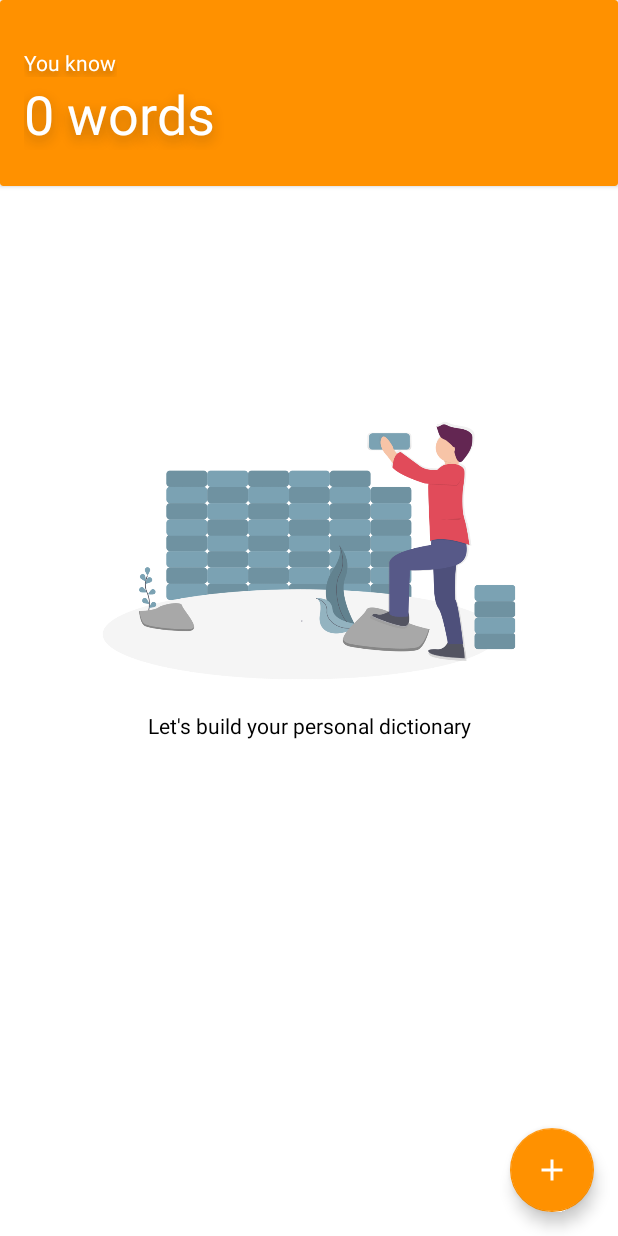
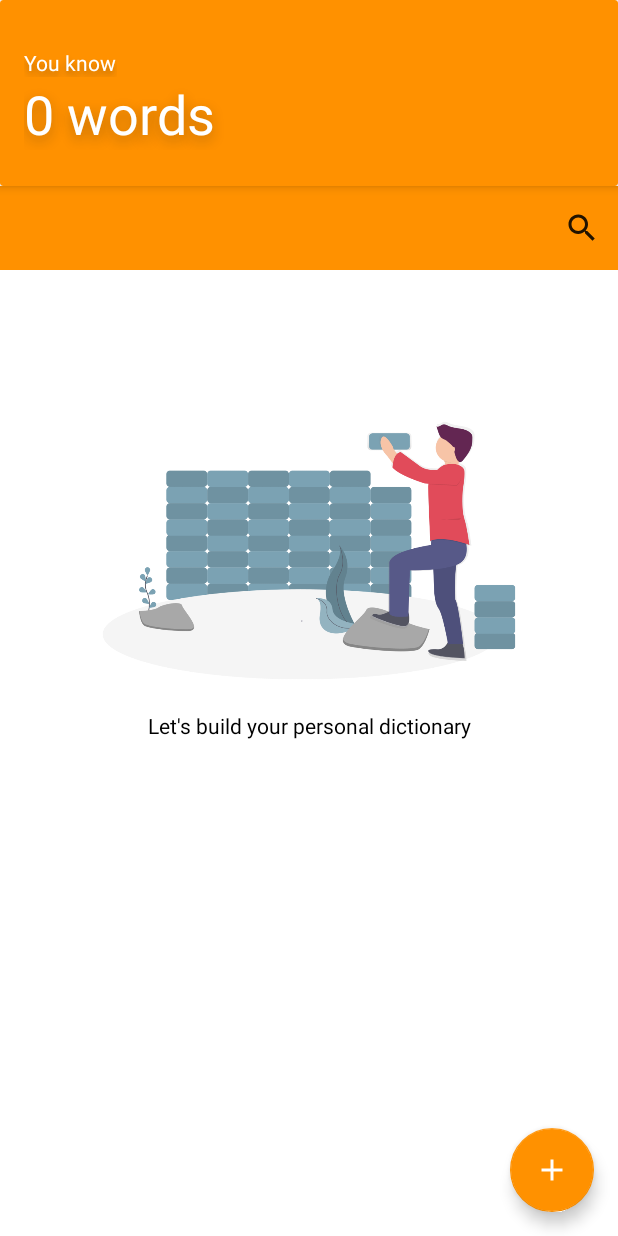
Before and after one commit to sang-ng/DictionaryMaker, an Android app: the screen it shows after launch (CategoryActivity), on a phone screen of 412 x 824 dp. Run offline under Robolectric (Android 15) with nearby library versions, the light colour scheme and no system bars; our stand-ins replace Room's generated code; Roboto replaces fonts that are not available here; 1 statement that could not run was skipped.

Commit message:
added search filter for categories

```diff
--- a/Vocabulary App/app/src/main/java/com/example/android/vocabularyapp/database/dao/CategoryDao.kt
+++ b/Vocabulary App/app/src/main/java/com/example/android/vocabularyapp/database/dao/CategoryDao.kt
@@ -3,6 +3,7 @@ package com.example.android.vocabularyapp.database.dao
 import androidx.lifecycle.LiveData
 import androidx.room.*
 import com.example.android.vocabularyapp.database.entities.CategoryDb
+import com.example.android.vocabularyapp.model.Category
 
 @Dao
 interface CategoryDao {
@@ -18,4 +19,7 @@ interface CategoryDao {
 
     @Delete
     fun deleteCategory(categoryDb: CategoryDb)
+
+    @Query("SELECT * FROM categories WHERE name LIKE :searchQuery")
+    fun searchDatabase(searchQuery: String) : LiveData<List<Category>>
 }
--- a/Vocabulary App/app/src/main/java/com/example/android/vocabularyapp/repository/CategoryRepository.kt
+++ b/Vocabulary App/app/src/main/java/com/example/android/vocabularyapp/repository/CategoryRepository.kt
@@ -2,6 +2,7 @@ package com.example.android.vocabularyapp.repository
 
 import androidx.lifecycle.LiveData
 import androidx.lifecycle.Transformations
+import androidx.room.Query
 import com.example.android.vocabularyapp.database.dao.CategoryDao
 import com.example.android.vocabularyapp.database.entities.CategoryDb
 import com.example.android.vocabularyapp.database.entities.toDomainModel
@@ -37,4 +38,8 @@ class CategoryRepository(private val dao: CategoryDao) {
             dao.deleteCategory(category.toDatabaseModel())
         }
     }
+
+    fun searchDatabase(searchQuery: String): LiveData<List<Category>> {
+        return dao.searchDatabase(searchQuery)
+    }
 }
--- a/Vocabulary App/app/src/main/java/com/example/android/vocabularyapp/ui/category/CategoryActivity.kt
+++ b/Vocabulary App/app/src/main/java/com/example/android/vocabularyapp/ui/category/CategoryActivity.kt
@@ -1,18 +1,17 @@
 package com.example.android.vocabularyapp.ui.category
 
-import android.app.ActivityOptions
 import android.content.Intent
 import android.os.Bundle
+import android.view.Menu
+import android.view.MenuItem
 import android.view.View
 import android.widget.SearchView
-import android.widget.Toast
 import androidx.appcompat.app.AppCompatActivity
 import androidx.fragment.app.DialogFragment
 import androidx.fragment.app.FragmentManager
 import androidx.recyclerview.widget.DefaultItemAnimator
 import androidx.recyclerview.widget.LinearLayoutManager
 import com.example.android.vocabularyapp.R
-import com.example.android.vocabularyapp.database.VocDatabase
 import com.example.android.vocabularyapp.database.entities.CategoryDb
 import com.example.android.vocabularyapp.databinding.ActivityCategoryBinding
 import com.example.android.vocabularyapp.model.Category
@@ -20,8 +19,10 @@ import com.example.android.vocabularyapp.ui.addCategory.AddCatDialog
 import com.example.android.vocabularyapp.ui.words.WordsActivity
 import org.koin.android.viewmodel.ext.android.viewModel
 
+
 class CategoryActivity : AppCompatActivity(), AddCatDialog.CategoryDialogListener,
-    CategoryListAdapter.ItemClickListener {
+    CategoryListAdapter.ItemClickListener,
+    androidx.appcompat.widget.SearchView.OnQueryTextListener {
 
     private val viewModel by viewModel<CategoryViewModel>()
     private lateinit var binding: ActivityCategoryBinding
@@ -35,7 +36,9 @@ class CategoryActivity : AppCompatActivity(), AddCatDialog.CategoryDialogListene
         super.onCreate(savedInstanceState)
         binding = ActivityCategoryBinding.inflate(layoutInflater)
         lifecycle.addObserver(viewModel)
+        setSupportActionBar(binding.toolbar)
 
+        supportActionBar?.setDisplayShowTitleEnabled(false)
         initOnClick()
         initRecyclerView()
         initDialogFragment()
@@ -108,4 +111,38 @@ class CategoryActivity : AppCompatActivity(), AddCatDialog.CategoryDialogListene
             binding.categoryTotalWords.text = totalNumberOfWords.toString() + " words"
         })
     }
+
+    override fun onCreateOptionsMenu(menu: Menu?): Boolean {
+        menuInflater.inflate(R.menu.menu_main, menu)
+
+        val searchItem: MenuItem? = menu?.findItem(R.id.action_search)
+        val searchView = searchItem?.actionView as androidx.appcompat.widget.SearchView
+        searchView.setOnQueryTextListener(this)
+
+        return true
+    }
+
+    private fun searchDatabase(query: String) {
+        val searchQuery = "%$query%" // "%" required for custom sql query
+
+        viewModel.searchDatabase(searchQuery).observe(this, { list ->
+            list.let {
+                listAdapter.setData(it)
+            }
+        })
+    }
+
+    override fun onQueryTextSubmit(query: String?): Boolean {
+        if (query != null) {
+            searchDatabase(query)
+        }
+        return true
+    }
+
+    override fun onQueryTextChange(query: String?): Boolean {
+        if (query != null) {
+            searchDatabase(query)
+        }
+        return true
+    }
 }
--- a/Vocabulary App/app/src/main/java/com/example/android/vocabularyapp/ui/category/CategoryViewModel.kt
+++ b/Vocabulary App/app/src/main/java/com/example/android/vocabularyapp/ui/category/CategoryViewModel.kt
@@ -2,10 +2,12 @@ package com.example.android.vocabularyapp.ui.category
 
 import androidx.lifecycle.*
 import com.example.android.vocabularyapp.database.entities.CategoryDb
+import com.example.android.vocabularyapp.model.Category
 import com.example.android.vocabularyapp.repository.CategoryRepository
 import com.example.android.vocabularyapp.repository.WordsRepository
 import kotlinx.coroutines.Dispatchers
 import kotlinx.coroutines.launch
+import java.util.*
 
 class CategoryViewModel(
     private val repoCategory: CategoryRepository,
@@ -33,4 +35,8 @@ class CategoryViewModel(
             repoCategory.addCategory(categoryDb)
         }
     }
+
+    fun searchDatabase(searchQuery: String) : LiveData<List<Category>>{
+        return repoCategory.searchDatabase(searchQuery)
+    }
 }
--- /dev/null
+++ b/Vocabulary App/app/src/main/res/drawable/ic_search_black_24dp.xml
@@ -0,0 +1,9 @@
+<vector xmlns:android="http://schemas.android.com/apk/res/android"
+        android:width="24dp"
+        android:height="24dp"
+        android:viewportWidth="24.0"
+        android:viewportHeight="24.0">
+    <path
+        android:fillColor="#FF000000"
+        android:pathData="M15.5,14h-0.79l-0.28,-0.27C15.41,12.59 16,11.11 16,9.5 16,5.91 13.09,3 9.5,3S3,5.91 3,9.5 5.91,16 9.5,16c1.61,0 3.09,-0.59 4.23,-1.57l0.27,0.28v0.79l5,4.99L20.49,19l-4.99,-5zM9.5,14C7.01,14 5,11.99 5,9.5S7.01,5 9.5,5 14,7.01 14,9.5 11.99,14 9.5,14z"/>
+</vector>
--- a/Vocabulary App/app/src/main/res/layout/activity_category.xml
+++ b/Vocabulary App/app/src/main/res/layout/activity_category.xml
@@ -7,15 +7,21 @@
     android:layout_height="match_parent"
     tools:context=".ui.category.CategoryActivity">
 
-    <SearchView
+    <androidx.appcompat.widget.Toolbar
+        android:id="@+id/toolbar"
         android:layout_width="match_parent"
-        android:layout_height="wrap_content" />
+        android:layout_height="wrap_content"
+        android:layout_marginTop="124dp"
+        android:background="?attr/colorPrimary"
+        android:minHeight="?attr/actionBarSize"
+        android:theme="?attr/actionBarTheme"
+        app:menu="@menu/menu_main" />
 
     <androidx.cardview.widget.CardView
         android:layout_width="match_parent"
         android:layout_height="124dp"
         app:cardBackgroundColor="#FF9100"
-        app:cardElevation="2dp">
+        app:cardElevation="4dp">
 
         <LinearLayout
             android:layout_width="188dp"
@@ -51,7 +57,7 @@
         android:id="@+id/category_recyclerview"
         android:layout_width="match_parent"
         android:layout_height="634dp"
-        android:layout_marginTop="125dp"
+        android:layout_marginTop="180dp"
         android:background="#FFFFFF">
 
     </androidx.recyclerview.widget.RecyclerView>
--- /dev/null
+++ b/Vocabulary App/app/src/main/res/menu/menu_main.xml
@@ -0,0 +1,13 @@
+<?xml version="1.0" encoding="utf-8"?>
+<menu xmlns:android="http://schemas.android.com/apk/res/android"
+    xmlns:app="http://schemas.android.com/apk/res-auto">
+
+    <item
+        android:id="@+id/action_search"
+        android:icon="@drawable/ic_search_black_24dp"
+        android:iconTint="@color/white"
+        android:title="Search"
+        app:actionViewClass="androidx.appcompat.widget.SearchView"
+        app:showAsAction="always" />
+
+</menu>
--- a/Vocabulary App/app/src/main/res/values/themes.xml
+++ b/Vocabulary App/app/src/main/res/values/themes.xml
@@ -2,8 +2,8 @@
     <!-- Base application theme. -->
     <style name="Theme.VocabularyApp" parent="Theme.MaterialComponents.Light.NoActionBar">
         <!-- Primary brand color. -->
-        <item name="colorPrimary">@color/purple_500</item>
-        <item name="colorPrimaryVariant">@color/purple_700</item>
+        <item name="colorPrimary">#FF9100</item>
+        <item name="colorPrimaryVariant">#FF9100</item>
         <item name="colorOnPrimary">@color/white</item>
         <!-- Secondary brand color. -->
         <item name="colorSecondary">#c56200</item>
@@ -15,6 +15,7 @@
 
         <item name="android:textViewStyle">@style/RobotoTextViewStyle</item>
         <item name="android:buttonStyle">@style/RobotoButtonStyle</item>
+
     </style>
 
 
@@ -26,4 +27,9 @@
     <style name="RobotoButtonStyle" parent="android:Widget.Holo.Button">
         <item name="android:fontFamily">@font/roboto</item>
     </style>
+
+    <style name="Theme.MaterialComponents.Light.NoActionBar">
+        <item name="windowActionBar">false</item>
+        <item name="windowNoTitle">true</item>
+    </style>
 </resources>
```
Also changed, not shown: Vocabulary App/app/src/main/AndroidManifest.xml (+13 -3 lines), Vocabulary App/app/src/main/java/com/example/android/vocabularyapp/ui/category/CategoryListAdapter.kt (+0 -15 lines).
